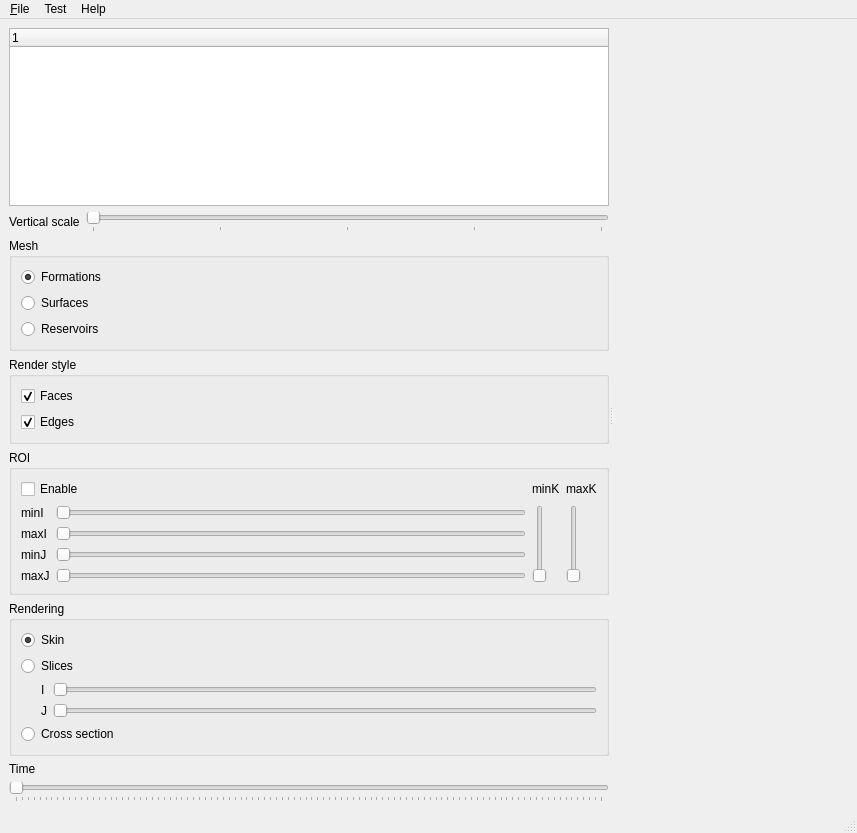
The window that development/applications/4DPrototype/4DPrototype/MainWindow.ui (ArchanaKathiresanHub/Geosigns-Be-Basin-Modelling) describes before a commit, drawn with Qt 5.
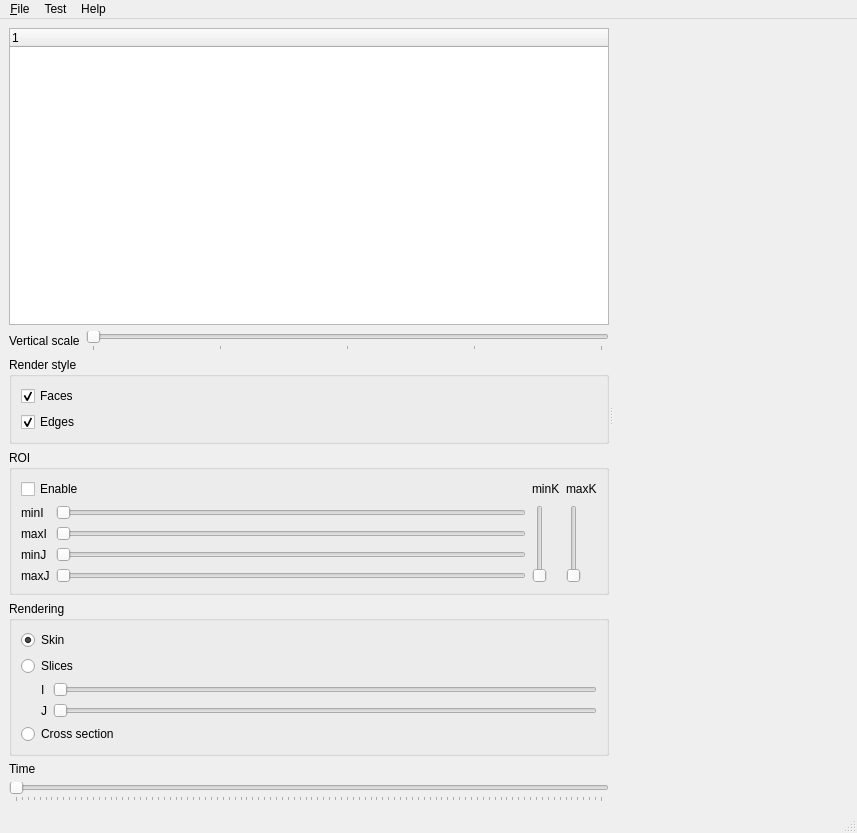
The same window after the commit. Custom widgets are drawn as their Qt base class.

```diff
--- a/development/applications/4DPrototype/4DPrototype/MainWindow.ui
+++ b/development/applications/4DPrototype/4DPrototype/MainWindow.ui
@@ -70,39 +70,6 @@
           </item>
          </layout>
         </item>
-        <item>
-         <widget class="QGroupBox" name="groupBox_2">
-          <property name="title">
-           <string>Mesh</string>
-          </property>
-          <layout class="QVBoxLayout" name="verticalLayout">
-           <item>
-            <widget class="QRadioButton" name="radioButtonFormations">
-             <property name="text">
-              <string>Formations</string>
-             </property>
-             <property name="checked">
-              <bool>true</bool>
-             </property>
-            </widget>
-           </item>
-           <item>
-            <widget class="QRadioButton" name="radioButtonSurfaces">
-             <property name="text">
-              <string>Surfaces</string>
-             </property>
-            </widget>
-           </item>
-           <item>
-            <widget class="QRadioButton" name="radioButtonReservoirs">
-             <property name="text">
-              <string>Reservoirs</string>
-             </property>
-            </widget>
-           </item>
-          </layout>
-         </widget>
-        </item>
         <item>
          <widget class="QGroupBox" name="groupBox_3">
           <property name="title">
```
